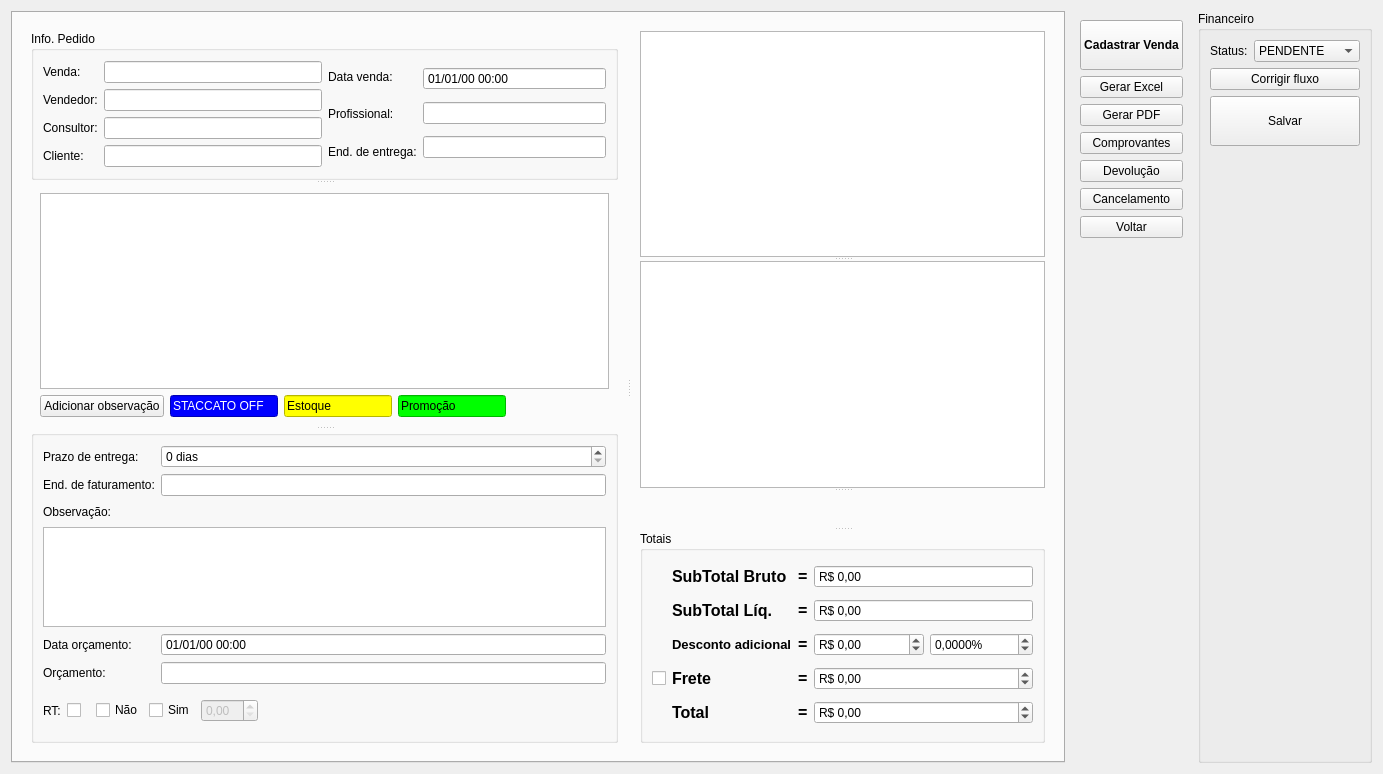
Old version of the form ui/venda.ui in the repository darktorres/ERP-STACCATO.
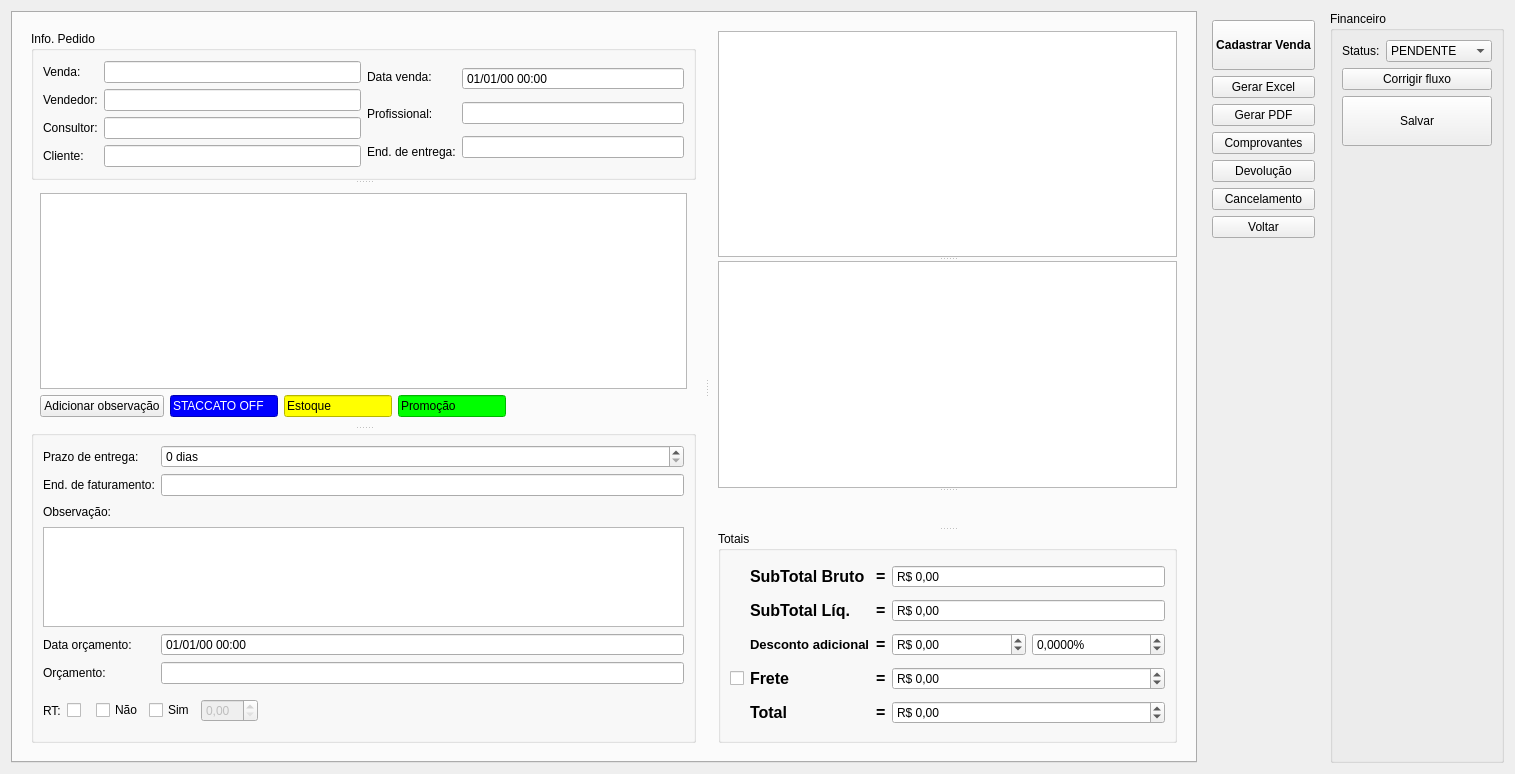
New version of the form. Custom widgets are drawn as their Qt base class.

Commit message: Distribuir o espaço igualmente entre os widgets superiores

```diff
--- a/ui/venda.ui
+++ b/ui/venda.ui
@@ -6,7 +6,7 @@
    <rect>
     <x>0</x>
     <y>0</y>
-    <width>1383</width>
+    <width>1515</width>
     <height>774</height>
    </rect>
   </property>
@@ -62,6 +62,12 @@
                   <layout class="QVBoxLayout" name="verticalLayout_6">
                    <item>
                     <widget class="QLabel" name="labelOrcamento">
+                     <property name="sizePolicy">
+                      <sizepolicy hsizetype="Fixed" vsizetype="Preferred">
+                       <horstretch>0</horstretch>
+                       <verstretch>0</verstretch>
+                      </sizepolicy>
+                     </property>
                      <property name="text">
                       <string>Venda:</string>
                      </property>
@@ -95,6 +101,12 @@
                    </item>
                    <item>
                     <widget class="QLabel" name="labelCliente">
+                     <property name="sizePolicy">
+                      <sizepolicy hsizetype="Fixed" vsizetype="Preferred">
+                       <horstretch>0</horstretch>
+                       <verstretch>0</verstretch>
+                      </sizepolicy>
+                     </property>
                      <property name="text">
                       <string>Cliente:</string>
                      </property>
@@ -137,6 +149,12 @@
                   <layout class="QVBoxLayout" name="verticalLayout_7">
                    <item>
                     <widget class="QLabel" name="labelDateTime">
+                     <property name="sizePolicy">
+                      <sizepolicy hsizetype="Fixed" vsizetype="Preferred">
+                       <horstretch>0</horstretch>
+                       <verstretch>0</verstretch>
+                      </sizepolicy>
+                     </property>
                      <property name="text">
                       <string>Data venda:</string>
                      </property>
```
The commit also changes 1 other file.
